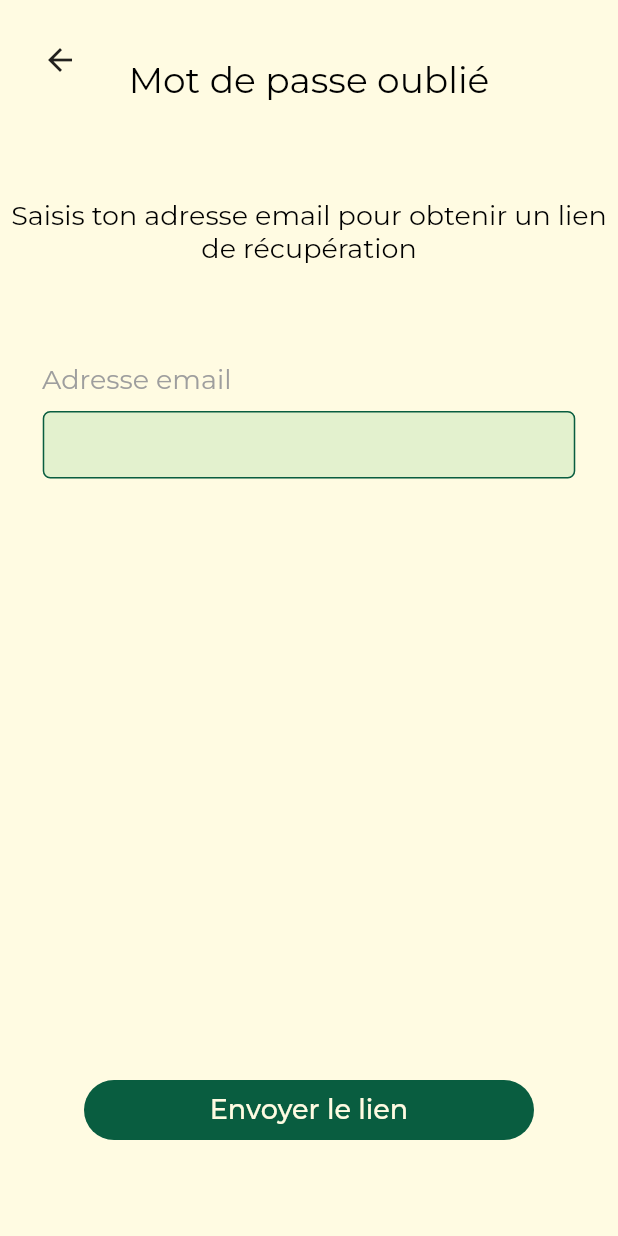
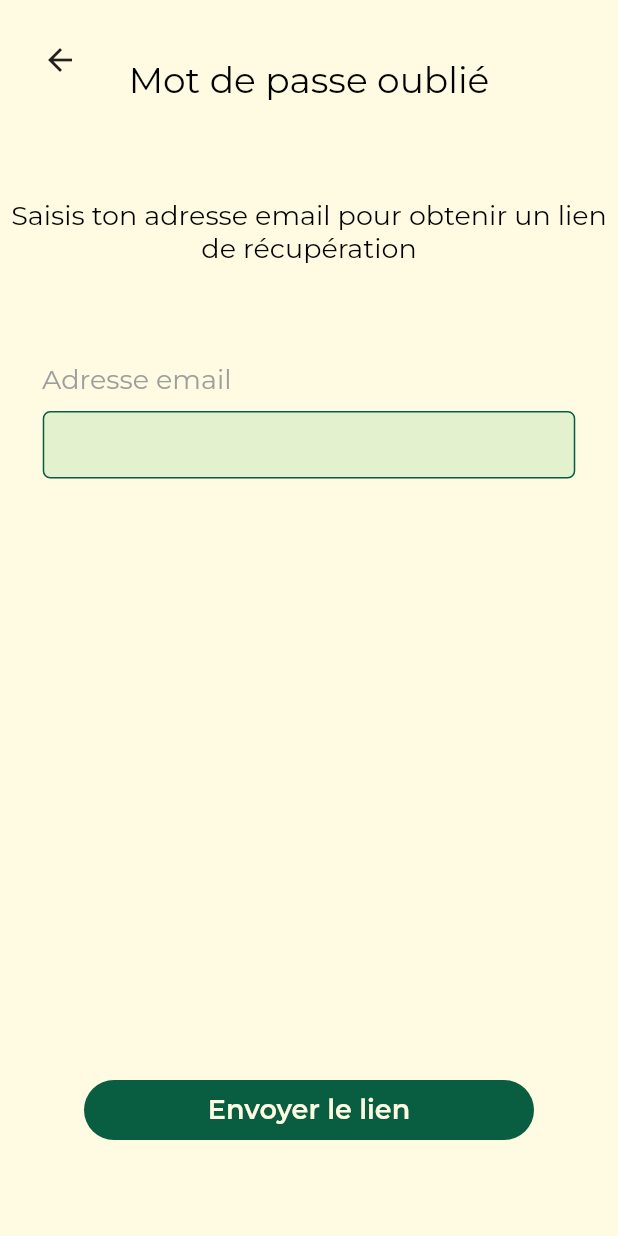
Before and after one commit to Local-Toi/LocalEtToi, a Flutter app: the ForgotPasswordPage screen opened directly, on a phone screen of 412 x 824 dp. Run offline on Flutter 3.47's test engine with Material 2 defaults, Android fonts, the phone set to English and light mode, and no system bars; our stand-ins replace bloc, cloud_firestore, dio, email_validator, equatable, firebase_auth and 3 more; missing offline and left inert: flutter_osm_plugin; accounts and stored records are empty.

Commit message:
refactor: change weight font "textBeige"
Add bold weight (w600) to the font "textBeige"

```diff
--- a/lib/utils/constants.dart
+++ b/lib/utils/constants.dart
@@ -42,7 +42,7 @@ const TextStyle titreBeige = TextStyle(fontFamily: 'Montserrat', fontSize: 24, c
 
 const TextStyle textBigBeige = TextStyle(fontFamily: 'Montserrat', fontSize: 20, color : beige);
 
-const TextStyle textBeige = TextStyle(fontFamily: 'Montserrat', fontSize: 18, color : beige);
+const TextStyle textBeige = TextStyle(fontFamily: 'Montserrat', fontSize: 18, color : beige, fontWeight: FontWeight.w600);
 
 const TextStyle textMediumBeige  = TextStyle(fontFamily: 'Montserrat', fontSize: 14, color : beige);
 
```
